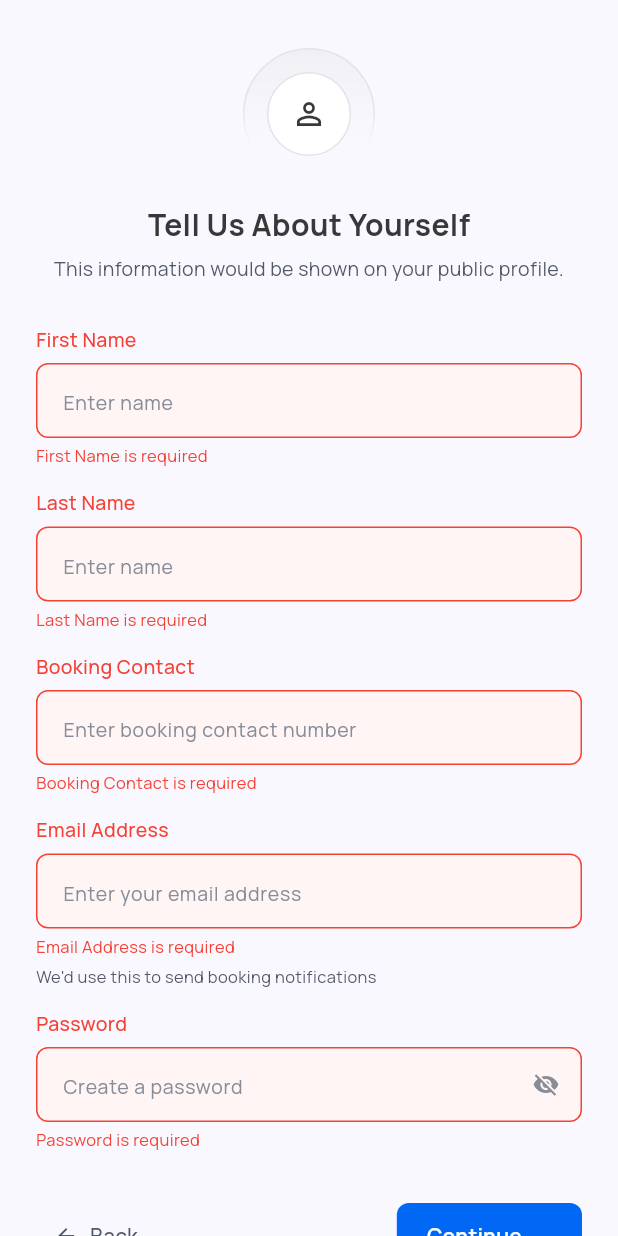
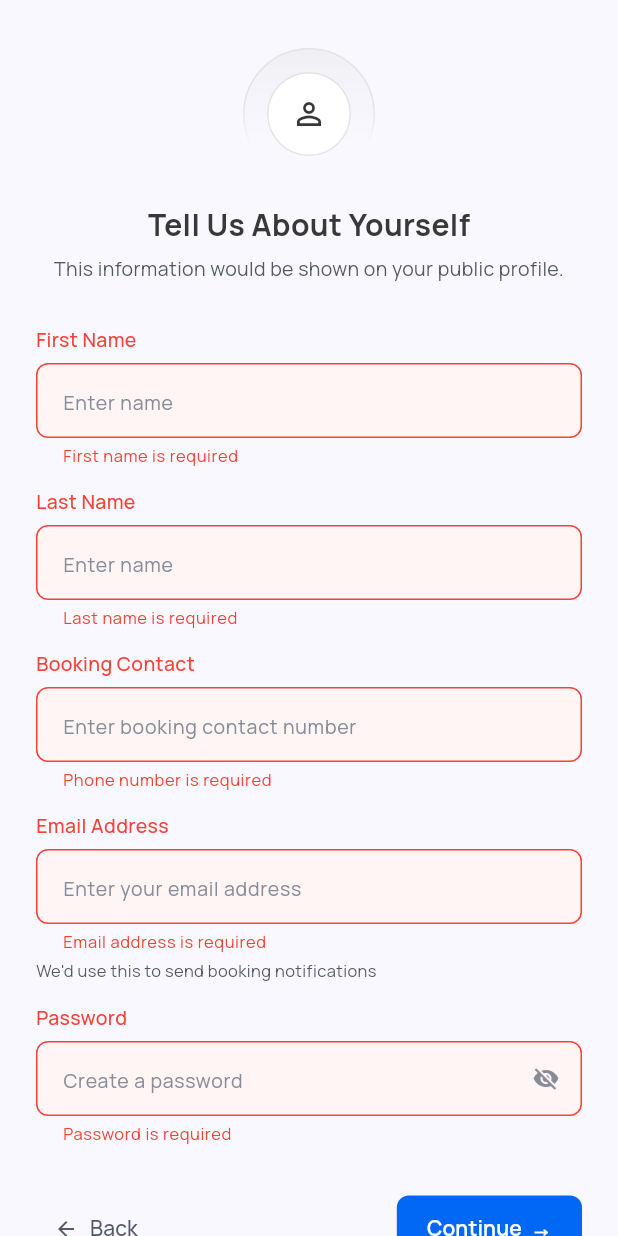
Before and after one commit to olivecod3z/spacebook, a Flutter app: the Step2Personal widget shown alone on an empty page, opened directly, after a tap on "Continue", on a phone screen of 412 x 824 dp. Run offline on Flutter 3.47's test engine with Material 3 defaults, Android fonts, the phone set to English and light mode, and no system bars; our stand-ins replace file_picker, flutter_riverpod, freezed_annotation, go_router, google_fonts, image_picker and 1 more; accounts and stored records are empty.

Commit message:
Add inline form validation to Step 2 personal info screen
Wire up Form + GlobalKey<FormState> so each TextFormField validates
itself: email checks format and double-@, phone strips formatting and
requires 7-15 digits, password surfaces the existing requirements
checklist as a field-level error. Server-side duplicate-email errors
surface inline via _serverEmailError integrated into the email
validator. The generic "Something went wrong" snackbar is now only
shown for true unknown server errors. All existing border colours,
fill colours, label colours, and layout are preserved.

Co-Authored-By: Claude Sonnet 4.6 <noreply@anthropic.com>

```diff
--- a/lib/features/onboarding/screens/step2_personal.dart
+++ b/lib/features/onboarding/screens/step2_personal.dart
@@ -13,6 +13,7 @@ class Step2Personal extends ConsumerStatefulWidget {
 }
 
 class _Step2PersonalState extends ConsumerState<Step2Personal> {
+  final _formKey = GlobalKey<FormState>();
   final _firstNameCtrl = TextEditingController();
   final _lastNameCtrl = TextEditingController();
   final _phoneCtrl = TextEditingController();
@@ -20,7 +21,7 @@ class _Step2PersonalState extends ConsumerState<Step2Personal> {
   final _passwordCtrl = TextEditingController();
   bool _obscure = true;
   bool _submitted = false;
-  String? _emailError;
+  String? _serverEmailError;
 
   bool get _hasLength =>
       _passwordCtrl.text.length >= 8 && _passwordCtrl.text.length <= 20;
@@ -48,19 +49,24 @@ class _Step2PersonalState extends ConsumerState<Step2Personal> {
     super.dispose();
   }
 
+  bool _isValidEmail(String email) {
+    if (email.indexOf('@') != email.lastIndexOf('@')) return false;
+    return RegExp(r'^[a-zA-Z0-9._%+\-]+@[a-zA-Z0-9.\-]+\.[a-zA-Z]{2,}$')
+        .hasMatch(email);
+  }
+
+  bool _isValidPhone(String phone) {
+    final digits = phone.replaceAll(RegExp(r'[\s\-\(\)\+]'), '');
+    return RegExp(r'^\d{7,15}$').hasMatch(digits);
+  }
+
   Future<void> _continue() async {
     setState(() {
       _submitted = true;
-      _emailError = null;
+      _serverEmailError = null;
     });
 
-    if (_firstNameCtrl.text.isEmpty ||
-        _lastNameCtrl.text.isEmpty ||
-        _emailCtrl.text.isEmpty ||
-        _passwordCtrl.text.isEmpty ||
-        !_passwordValid) {
-      return;
-    }
+    if (!_formKey.currentState!.validate()) return;
 
     final fullName =
         '${_firstNameCtrl.text.trim()} ${_lastNameCtrl.text.trim()}';
@@ -96,7 +102,8 @@ class _Step2PersonalState extends ConsumerState<Step2Personal> {
       if (err.contains('already registered') ||
           err.contains('already exists') ||
           err.contains('duplicate')) {
-        setState(() => _emailError = 'This email is already in use.');
+        setState(() => _serverEmailError = 'This email is already in use.');
+        _formKey.currentState!.validate();
       } else if (err.contains('phone')) {
         ScaffoldMessenger.of(context).showSnackBar(
           SnackBar(
@@ -140,7 +147,9 @@ class _Step2PersonalState extends ConsumerState<Step2Personal> {
       child: Center(
         child: ConstrainedBox(
           constraints: const BoxConstraints(maxWidth: 480),
-          child: Column(
+          child: Form(
+            key: _formKey,
+            child: Column(
             crossAxisAlignment: CrossAxisAlignment.center,
             children: [
               Stack(
@@ -222,16 +231,46 @@ class _Step2PersonalState extends ConsumerState<Step2Personal> {
                 ),
               ),
               const SizedBox(height: 28),
-              _field('First Name', 'Enter name', _firstNameCtrl),
+              _field('First Name', 'Enter name', _firstNameCtrl,
+                  validator: (v) => (v == null || v.trim().isEmpty)
+                      ? 'First name is required'
+                      : null),
               const SizedBox(height: 14),
-              _field('Last Name', 'Enter name', _lastNameCtrl),
+              _field('Last Name', 'Enter name', _lastNameCtrl,
+                  validator: (v) => (v == null || v.trim().isEmpty)
+                      ? 'Last name is required'
+                      : null),
               const SizedBox(height: 14),
               _field(
                   'Booking Contact', 'Enter booking contact number', _phoneCtrl,
-                  type: TextInputType.phone),
+                  type: TextInputType.phone,
+                  validator: (v) {
+                    if (v == null || v.trim().isEmpty) {
+                      return 'Phone number is required';
+                    }
+                    if (!_isValidPhone(v.trim())) {
+                      return 'Enter a valid phone number (7–15 digits)';
+                    }
+                    return null;
+                  }),
               const SizedBox(height: 14),
               _field('Email Address', 'Enter your email address', _emailCtrl,
-                  type: TextInputType.emailAddress, externalError: _emailError),
+                  type: TextInputType.emailAddress,
+                  onChanged: (_) {
+                    if (_serverEmailError != null) {
+                      setState(() => _serverEmailError = null);
+                    }
+                  },
+                  validator: (v) {
+                    if (v == null || v.trim().isEmpty) {
+                      return 'Email address is required';
+                    }
+                    if (!_isValidEmail(v.trim())) {
+                      return 'Enter a valid email address';
+                    }
+                    if (_serverEmailError != null) return _serverEmailError;
+                    return null;
+                  }),
               const SizedBox(height: 4),
               const Align(
                 alignment: Alignment.centerLeft,
@@ -251,7 +290,14 @@ class _Step2PersonalState extends ConsumerState<Step2Personal> {
                       size: 18,
                     ),
                     onPressed: () => setState(() => _obscure = !_obscure),
-                  )),
+                  ),
+                  validator: (v) {
+                    if (v == null || v.isEmpty) return 'Password is required';
+                    if (!_passwordValid) {
+                      return 'Password does not meet all requirements below';
+                    }
+                    return null;
+                  }),
               if (_passwordCtrl.text.isNotEmpty) ...[
                 const SizedBox(height: 10),
                 _PasswordConditions(
@@ -309,6 +355,7 @@ class _Step2PersonalState extends ConsumerState<Step2Personal> {
                 ],
               ),
             ],
+            ),
           ),
         ),
       ),
@@ -322,10 +369,10 @@ class _Step2PersonalState extends ConsumerState<Step2Personal> {
     TextInputType type = TextInputType.text,
     bool obscure = false,
     Widget? suffix,
-    String? externalError,
+    String? Function(String?)? validator,
+    void Function(String)? onChanged,
   }) {
-    final isEmpty = _submitted && ctrl.text.isEmpty;
-    final hasError = isEmpty || externalError != null;
+    final hasError = _submitted && (validator?.call(ctrl.text) != null);
 
     return Column(
       crossAxisAlignment: CrossAxisAlignment.start,
@@ -340,9 +387,12 @@ class _Step2PersonalState extends ConsumerState<Step2Personal> {
           controller: ctrl,
           keyboardType: type,
           obscureText: obscure,
-          onChanged: (_) => setState(() {
-            if (externalError != null) _emailError = null;
-          }),
+          validator: validator,
+          autovalidateMode: AutovalidateMode.onUserInteraction,
+          onChanged: (v) {
+            setState(() {});
+            onChanged?.call(v);
+          },
           decoration: InputDecoration(
             hintText: hint,
             hintStyle: const TextStyle(color: AppColors.textHint, fontSize: 13),
@@ -366,20 +416,17 @@ class _Step2PersonalState extends ConsumerState<Step2Personal> {
               borderSide: BorderSide(
                   color: hasError ? Colors.red : AppColors.primary, width: 1.5),
             ),
+            errorBorder: OutlineInputBorder(
+              borderRadius: BorderRadius.circular(8),
+              borderSide: const BorderSide(color: Colors.red),
+            ),
+            focusedErrorBorder: OutlineInputBorder(
+              borderRadius: BorderRadius.circular(8),
+              borderSide: const BorderSide(color: Colors.red, width: 1.5),
+            ),
+            errorStyle: const TextStyle(fontSize: 11, color: Colors.red),
           ),
         ),
-        if (isEmpty)
-          Padding(
-            padding: const EdgeInsets.only(top: 4),
-            child: Text('$label is required',
-                style: const TextStyle(fontSize: 11, color: Colors.red)),
-          ),
-        if (!isEmpty && externalError != null)
-          Padding(
-            padding: const EdgeInsets.only(top: 4),
-            child: Text(externalError,
-                style: const TextStyle(fontSize: 11, color: Colors.red)),
-          ),
       ],
     );
   }
```
